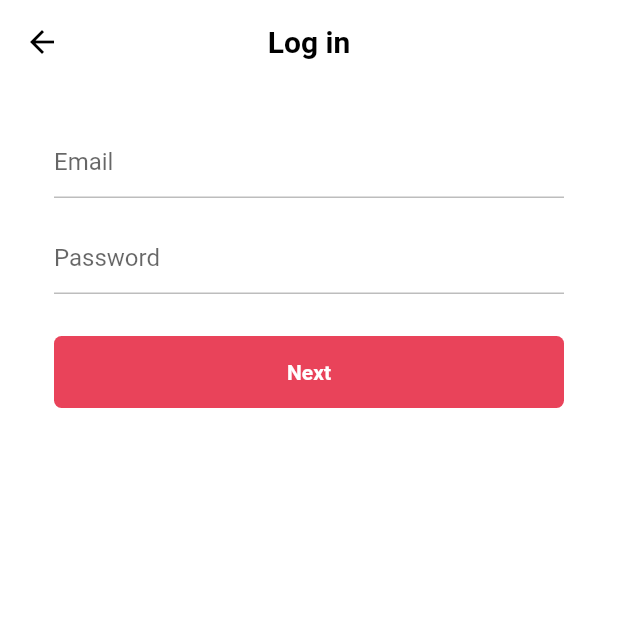
After one commit to Hubsy-kr/tiktok_clone, a Flutter app: the LoginScreen screen opened directly, after a tap on "Use email & password", on a phone screen of 412 x 824 dp, the top half of it. The commit adds this screen. Run offline on Flutter 3.47's test engine with Material 2 defaults, Android fonts, the phone set to English and light mode, and no system bars; our stand-ins replace font_awesome_flutter.

Commit message:
complete Authentication UI

```diff
--- /dev/null
+++ b/lib/features/authentication/login_form_screen.dart
@@ -0,0 +1,107 @@
+import 'package:flutter/material.dart';
+import 'package:tiktok_clone/features/authentication/widgets/form_button.dart';
+
+import '../../constants/gaps.dart';
+import '../../constants/sizes.dart';
+
+class LoginFormScreen extends StatefulWidget {
+  const LoginFormScreen({super.key});
+
+  @override
+  State<LoginFormScreen> createState() => _LoginFormScreenState();
+}
+
+class _LoginFormScreenState extends State<LoginFormScreen> {
+  final GlobalKey<FormState> _formKey = GlobalKey<FormState>();
+
+  Map<String, Object> formData = {};
+
+  void _onSubmitTap() {
+    if (_formKey.currentState != null) {
+      if (_formKey.currentState!.validate()) {
+        _formKey.currentState!.save();
+      }
+    }
+  }
+
+  void _onScaffoldTap() {
+    FocusScope.of(context).unfocus();
+  }
+
+  @override
+  Widget build(BuildContext context) {
+    return GestureDetector(
+      onTap: _onScaffoldTap,
+      child: Scaffold(
+        appBar: AppBar(
+          title: const Text(
+            'Log in',
+          ),
+          centerTitle: true,
+        ),
+        body: Padding(
+          padding: const EdgeInsets.symmetric(horizontal: Sizes.size36),
+          child: Form(
+            key: _formKey,
+            child: Column(
+              children: [
+                Gaps.v28,
+                TextFormField(
+                  decoration: InputDecoration(
+                    enabledBorder: UnderlineInputBorder(
+                      borderSide: BorderSide(
+                        color: Colors.grey.shade400,
+                      ),
+                    ),
+                    focusedBorder: UnderlineInputBorder(
+                      borderSide: BorderSide(
+                        color: Colors.grey.shade400,
+                      ),
+                    ),
+                    hintText: 'Email',
+                  ),
+                  validator: (value) {
+                    return 'I don\'t like your email';
+                  },
+                  onSaved: (newValue) {
+                    if (newValue != null) {
+                      formData['email'] = newValue;
+                    }
+                  },
+                ),
+                Gaps.v16,
+                TextFormField(
+                  decoration: InputDecoration(
+                    hintText: 'Password',
+                    enabledBorder: UnderlineInputBorder(
+                      borderSide: BorderSide(
+                        color: Colors.grey.shade400,
+                      ),
+                    ),
+                    focusedBorder: UnderlineInputBorder(
+                      borderSide: BorderSide(
+                        color: Colors.grey.shade400,
+                      ),
+                    ),
+                  ),
+                  validator: (value) {
+                    return 'wrong password';
+                  },
+                  onSaved: (newValue) {
+                    if (newValue != null) {
+                      formData['password'] = newValue;
+                    }
+                  },
+                ),
+                Gaps.v28,
+                GestureDetector(
+                    onTap: _onSubmitTap,
+                    child: const FormButton(disabled: false)),
+              ],
+            ),
+          ),
+        ),
+      ),
+    );
+  }
+}
--- a/lib/features/authentication/login_screen.dart
+++ b/lib/features/authentication/login_screen.dart
@@ -2,6 +2,7 @@ import 'package:flutter/material.dart';
 import 'package:font_awesome_flutter/font_awesome_flutter.dart';
 import 'package:tiktok_clone/constants/gaps.dart';
 import 'package:tiktok_clone/constants/sizes.dart';
+import 'package:tiktok_clone/features/authentication/login_form_screen.dart';
 import 'package:tiktok_clone/features/authentication/widgets/auth_button.dart';
 
 class LoginScreen extends StatelessWidget {
@@ -11,18 +12,26 @@ class LoginScreen extends StatelessWidget {
     Navigator.of(context).pop();
   }
 
+  void _onEmailLoginTap(BuildContext context) {
+    Navigator.of(context).push(
+      MaterialPageRoute(
+        builder: (context) => const LoginFormScreen(),
+      ),
+    );
+  }
+
   @override
   Widget build(BuildContext context) {
     return Scaffold(
-      body: const SafeArea(
+      body: SafeArea(
         child: Padding(
-          padding: EdgeInsets.symmetric(
+          padding: const EdgeInsets.symmetric(
             horizontal: Sizes.size40,
           ),
           child: Column(
             children: [
               Gaps.v80,
-              Text(
+              const Text(
                 'Log in to TikTok',
                 style: TextStyle(
                   fontSize: Sizes.size24,
@@ -30,7 +39,7 @@ class LoginScreen extends StatelessWidget {
                 ),
               ),
               Gaps.v20,
-              Text(
+              const Text(
                 'Manage your account, chkeck notifications, comment on videos, and more.',
                 style: TextStyle(
                   fontSize: Sizes.size16,
@@ -39,19 +48,22 @@ class LoginScreen extends StatelessWidget {
                 textAlign: TextAlign.center,
               ),
               Gaps.v40,
-              AuthButton(
-                  icon: FaIcon(FontAwesomeIcons.user),
-                  text: 'Use email & password'),
+              GestureDetector(
+                onTap: () => _onEmailLoginTap(context),
+                child: const AuthButton(
+                    icon: FaIcon(FontAwesomeIcons.user),
+                    text: 'Use email & password'),
+              ),
               Gaps.v16,
-              AuthButton(
+              const AuthButton(
                   icon: FaIcon(FontAwesomeIcons.facebook),
                   text: 'Continue with Facebook'),
               Gaps.v16,
-              AuthButton(
+              const AuthButton(
                   icon: FaIcon(FontAwesomeIcons.apple),
                   text: 'Continue with apple'),
               Gaps.v16,
-              AuthButton(
+              const AuthButton(
                   icon: FaIcon(FontAwesomeIcons.google),
                   text: 'Continue with Google'),
             ],
```
Also changed, not shown: lib/features/authentication/birthday_screen.dart (added, +123 -0 lines).
